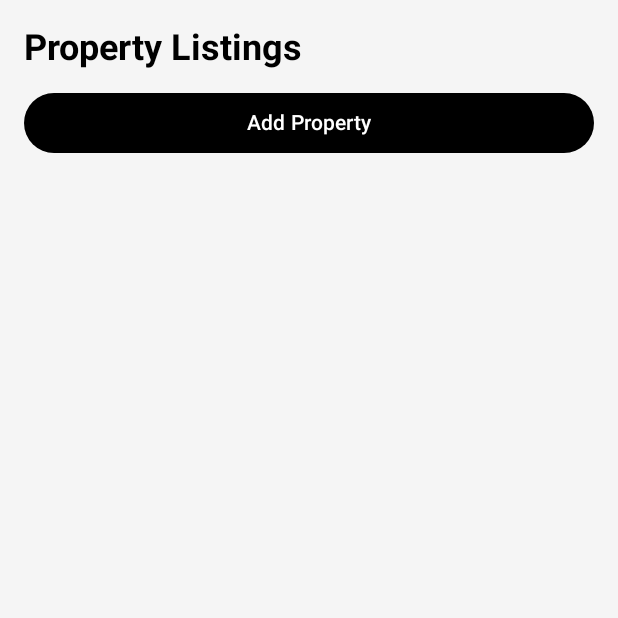
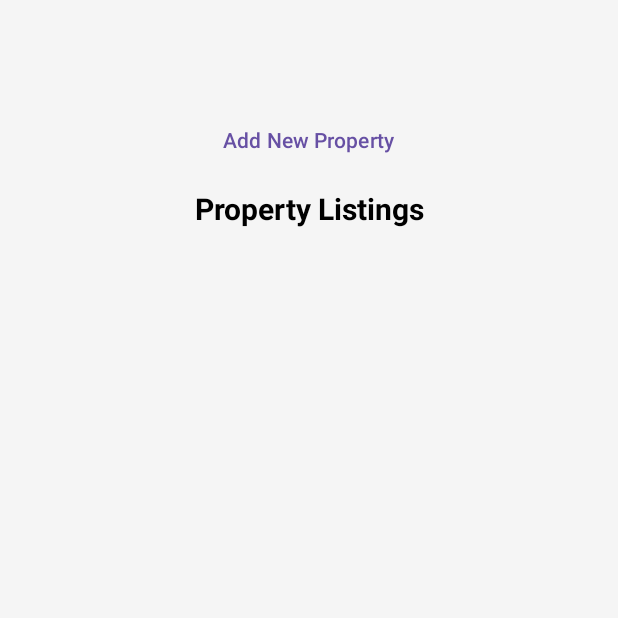
Before and after one commit to GloryAkinyi/Firebase-Authentication-Crud, an Android app built with Jetpack Compose: the PropertyListScreen screen opened through its navigation route, on a phone screen of 412 x 824 dp, the top half of it. Run offline under Robolectric (Android 15) with nearby library versions, the phone set to English and light mode, and no system bars; our stand-ins replace Firebase (no records; nobody signed in at launch, a user with empty details on screens opened directly).

Commit message:
final commit

```diff
--- a/app/src/main/java/com/glory/chromelabapp/ui/theme/screens/property/AddPropertyScreen.kt
+++ b/app/src/main/java/com/glory/chromelabapp/ui/theme/screens/property/AddPropertyScreen.kt
@@ -3,12 +3,13 @@ package com.glory.chromelabapp.ui.theme.screens.property
 import android.widget.Toast
 import androidx.compose.foundation.layout.*
 import androidx.compose.foundation.rememberScrollState
+import androidx.compose.foundation.shape.RoundedCornerShape
 import androidx.compose.foundation.text.KeyboardOptions
 import androidx.compose.foundation.verticalScroll
 import androidx.compose.material3.Button
-import androidx.compose.material3.OutlinedButton
 import androidx.compose.material3.OutlinedTextField
 import androidx.compose.material3.Text
+import androidx.compose.material3.TextButton
 import androidx.compose.runtime.*
 import androidx.compose.ui.Alignment
 import androidx.compose.ui.Modifier
@@ -17,6 +18,7 @@ import androidx.compose.ui.text.font.FontWeight
 import androidx.compose.ui.text.input.KeyboardType
 import androidx.compose.ui.tooling.preview.Preview
 import androidx.compose.ui.unit.dp
+import androidx.compose.ui.unit.sp
 import androidx.navigation.NavHostController
 import androidx.navigation.compose.rememberNavController
 import com.glory.chromelabapp.data.PropertyViewModel
@@ -38,13 +40,14 @@ fun AddPropertyScreen(navController: NavHostController) {
             .fillMaxSize()
             .padding(16.dp)
             .verticalScroll(rememberScrollState()),
-        verticalArrangement = Arrangement.Top,
+        verticalArrangement = Arrangement.Center,
         horizontalAlignment = Alignment.CenterHorizontally
     ) {
         Text(
             text = "Add New Property",
             fontWeight = FontWeight.Bold,
-            modifier = Modifier.padding(bottom = 16.dp)
+            modifier = Modifier.padding(bottom = 16.dp),
+            fontSize = 20.sp
         )
 
         OutlinedTextField(
@@ -96,21 +99,22 @@ fun AddPropertyScreen(navController: NavHostController) {
                     Toast.makeText(context, "All fields are required", Toast.LENGTH_SHORT).show()
                 }
             },
-            modifier = Modifier.fillMaxWidth()
+            modifier = Modifier.fillMaxWidth().padding(start = 20.dp,end=20.dp),
+            shape = RoundedCornerShape(10.dp)
         ) {
             Text("Upload Property")
         }
 
         Spacer(modifier = Modifier.height(24.dp))
 
-        OutlinedButton(
-            onClick = {
-              navController.navigate(ROUT_VIEW_PROPERTY)
-                      },
-            modifier = Modifier.fillMaxWidth()
+
+        TextButton(
+            onClick = { navController.navigate(ROUT_VIEW_PROPERTY) }
         ) {
-            Text("View Properties")
+            Text(text = "View Properties")
         }
+
+
     }
 }
 
--- a/app/src/main/java/com/glory/chromelabapp/ui/theme/screens/property/EditProductScreen.kt
+++ b/app/src/main/java/com/glory/chromelabapp/ui/theme/screens/property/EditProductScreen.kt
@@ -2,11 +2,15 @@ package com.glory.chromelabapp.ui.theme.screens.property
 
 import android.widget.Toast
 import androidx.compose.foundation.layout.*
+import androidx.compose.foundation.shape.RoundedCornerShape
 import androidx.compose.material3.*
 import androidx.compose.runtime.*
+import androidx.compose.ui.Alignment
 import androidx.compose.ui.Modifier
 import androidx.compose.ui.platform.LocalContext
+import androidx.compose.ui.text.font.FontWeight
 import androidx.compose.ui.unit.dp
+import androidx.compose.ui.unit.sp
 import androidx.navigation.NavHostController
 import com.glory.chromelabapp.data.PropertyViewModel
 import com.glory.chromelabapp.models.Property
@@ -42,9 +46,14 @@ fun EditPropertyScreen(navController: NavHostController, propertyId: String) {
 
     Column(modifier = Modifier
         .fillMaxSize()
-        .padding(16.dp)
+        .padding(16.dp),
+        verticalArrangement = Arrangement.Center,
+        horizontalAlignment = Alignment.CenterHorizontally
     ) {
-        Text(text = "Edit Property", style = MaterialTheme.typography.headlineSmall)
+
+        Spacer(modifier = Modifier.height(20.dp))
+
+        Text(text = "Edit Property", fontSize = 20.sp, fontWeight = FontWeight.ExtraBold)
 
         Spacer(modifier = Modifier.height(16.dp))
 
@@ -89,7 +98,8 @@ fun EditPropertyScreen(navController: NavHostController, propertyId: String) {
                 propertyViewModel.updateProperty(propertyId, title, description, price, location)
                 navController.navigate(ROUT_VIEW_PROPERTY)
             },
-            modifier = Modifier.fillMaxWidth()
+            modifier = Modifier.fillMaxWidth().padding(start = 20.dp, end = 20.dp),
+            shape = RoundedCornerShape(10.dp)
         ) {
             Text("Update Property")
         }
--- a/app/src/main/java/com/glory/chromelabapp/ui/theme/screens/property/PropertyListScreen.kt
+++ b/app/src/main/java/com/glory/chromelabapp/ui/theme/screens/property/PropertyListScreen.kt
@@ -14,11 +14,13 @@ import androidx.compose.ui.*
 import androidx.compose.ui.graphics.Color
 import androidx.compose.ui.platform.LocalContext
 import androidx.compose.ui.text.font.FontWeight
+import androidx.compose.ui.text.style.TextAlign
 import androidx.compose.ui.unit.*
 import androidx.navigation.NavHostController
 import com.glory.chromelabapp.data.PropertyViewModel
 import com.glory.chromelabapp.models.Property
 import com.glory.chromelabapp.navigation.ROUT_ADD_PROPERTY
+import com.glory.chromelabapp.navigation.ROUT_VIEW_PROPERTY
 import com.google.firebase.auth.FirebaseAuth
 
 @Composable
@@ -38,26 +40,30 @@ fun PropertyListScreen(navController: NavHostController) {
         modifier = Modifier
             .fillMaxSize()
             .background(Color(0xFFF5F5F5))
-            .padding(16.dp)
+            .padding(30.dp),
+        verticalArrangement = Arrangement.Top,
+        horizontalAlignment = Alignment.CenterHorizontally
     ) {
+
+        Spacer(modifier = Modifier.height(40.dp))
+
+        TextButton(
+            onClick = { navController.navigate(ROUT_ADD_PROPERTY) }
+        ) {
+            Text(text = "Add New Property")
+        }
+
+
+        Spacer(modifier = Modifier.height(10.dp))
+
         Text(
             text = "Property Listings",
-            style = MaterialTheme.typography.headlineSmall,
             fontWeight = FontWeight.Bold,
-            modifier = Modifier.fillMaxWidth(),
+            textAlign = TextAlign.Center,
+            fontSize = 20.sp
         )
 
         Spacer(modifier = Modifier.height(10.dp))
-
-        Button(
-            onClick = { navController.navigate(ROUT_ADD_PROPERTY) },
-            modifier = Modifier.fillMaxWidth(),
-            colors = ButtonDefaults.buttonColors(Color.Black)
-        ) {
-            Text(text = "Add Property", color = Color.White)
-        }
-
-        Spacer(modifier = Modifier.height(20.dp))
 
         LazyColumn(verticalArrangement = Arrangement.spacedBy(12.dp)) {
             items(properties) { property ->
```
